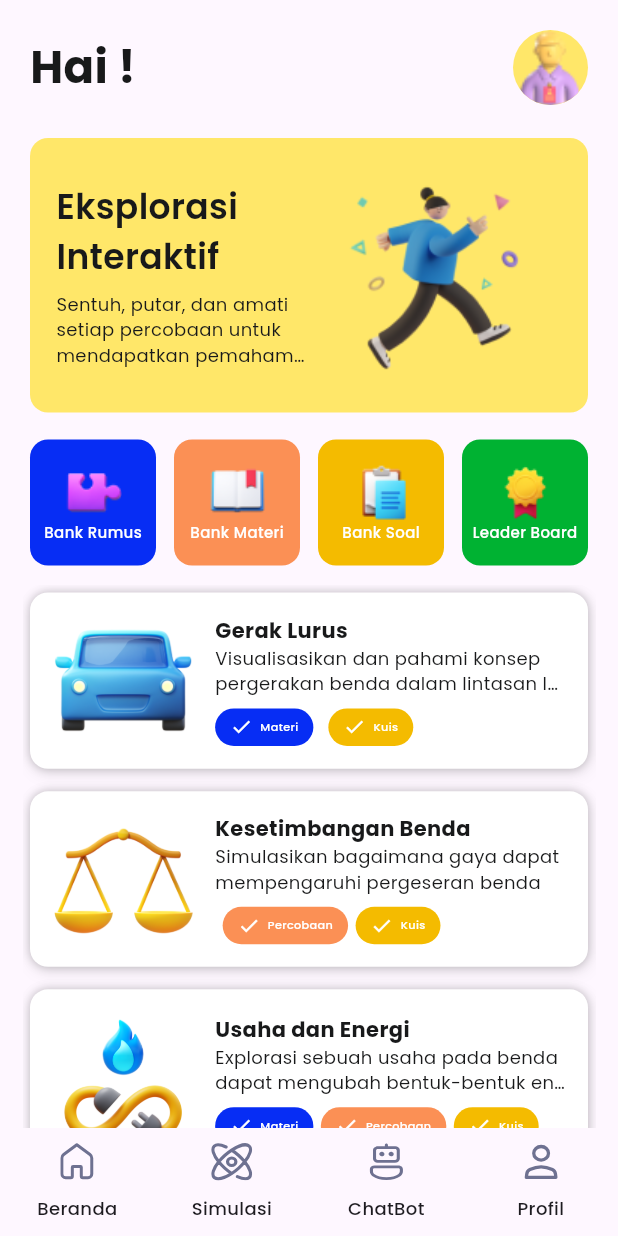
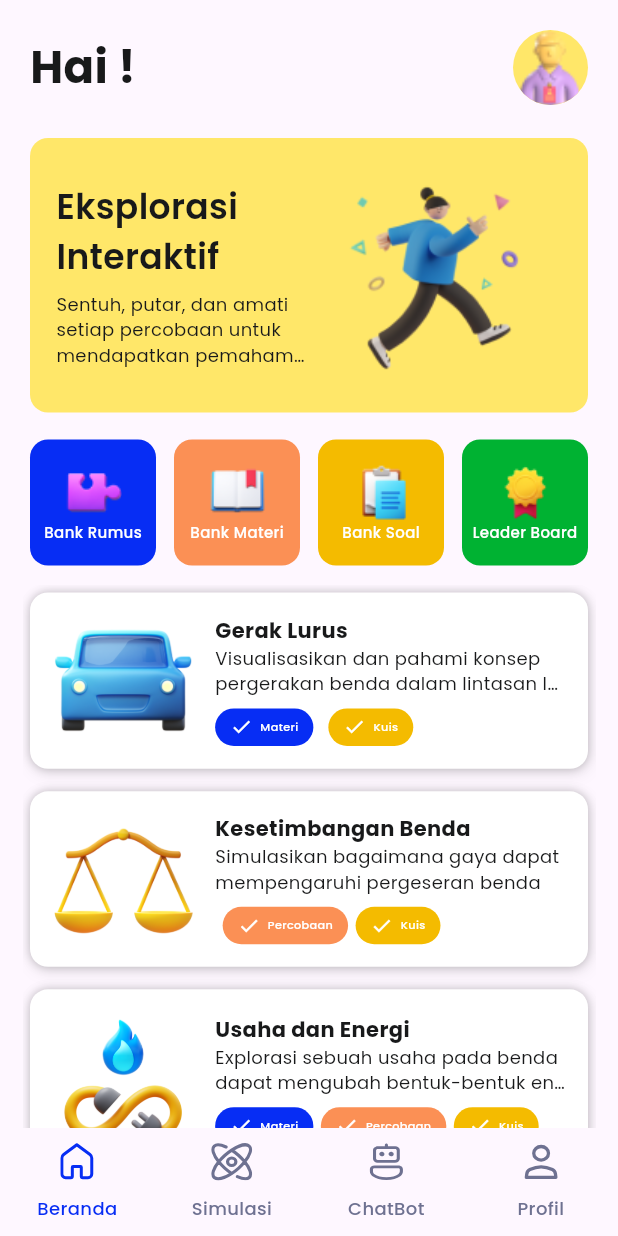
Before and after one commit to fisimate/fisimate-app, a Flutter app: the MainView screen opened by its route, on a phone screen of 412 x 824 dp. Run offline on Flutter 3.47's test engine with Material 3 defaults, Android fonts, the phone set to English and light mode, and no system bars; our stand-ins replace connectivity_plus, flutter_secure_storage, flutter_svg, gap, get; accounts and stored records are empty.

Commit message:
feat(home): add obx to bottom navbar and user first name text

```diff
--- a/lib/app/modules/main/home/views/home_view.dart
+++ b/lib/app/modules/main/home/views/home_view.dart
@@ -27,11 +27,13 @@ class HomeView extends GetView<HomeController> {
                 Row(
                   mainAxisAlignment: MainAxisAlignment.spaceBetween,
                   children: <Widget>[
-                    Text(
-                      'Hai ${controller.userFirstName.value}!',
-                      style: poppinsBold.copyWith(
-                        fontSize: 30,
-                        color: CustomColor.blackColor,
+                    Obx(
+                      () => Text(
+                        'Hai ${controller.userFirstName.value}!',
+                        style: poppinsBold.copyWith(
+                          fontSize: 30,
+                          color: CustomColor.blackColor,
+                        ),
                       ),
                     ),
                     CircleAvatar(
--- a/lib/app/modules/main/views/widgets/custom_bottom_navbar.dart
+++ b/lib/app/modules/main/views/widgets/custom_bottom_navbar.dart
@@ -1,4 +1,5 @@
 import 'package:fisimate/app/modules/main/controllers/main_controller.dart';
+import 'package:fisimate/app/theme/colors.dart';
 import 'package:fisimate/app/theme/fonts.dart';
 import 'package:flutter/material.dart';
 import 'package:flutter_svg/flutter_svg.dart';
@@ -16,22 +17,26 @@ class CustomBottomNavigationBar extends StatelessWidget {
       child: Row(
         children: <Widget>[
           _buildNavbarItem(
-            assetPath: "assets/icons/home.svg",
+            activeIconPath: "assets/icons/home_active.svg",
+            inActiveIconPath: "assets/icons/home_inactive.svg",
             label: "Beranda",
             index: 0,
           ),
           _buildNavbarItem(
-            assetPath: "assets/icons/experiment.svg",
+            activeIconPath: "assets/icons/experiment_active.svg",
+            inActiveIconPath: "assets/icons/experiment_inactive.svg",
             label: "Simulasi",
             index: 1,
           ),
           _buildNavbarItem(
-            assetPath: "assets/icons/chatbot.svg",
+            activeIconPath: "assets/icons/chatbot_active.svg",
+            inActiveIconPath: "assets/icons/chatbot_inactive.svg",
             label: "ChatBot",
             index: 2,
           ),
           _buildNavbarItem(
-            assetPath: "assets/icons/profile.svg",
+            activeIconPath: "assets/icons/profile_active.svg",
+            inActiveIconPath: "assets/icons/profile_inactive.svg",
             label: "Profil",
             index: 3,
           ),
@@ -41,30 +46,42 @@ class CustomBottomNavigationBar extends StatelessWidget {
   }
 
   Expanded _buildNavbarItem({
-    required String assetPath,
+    required String activeIconPath,
+    required String inActiveIconPath,
     required String label,
     required int index,
   }) {
+    MainController controller = Get.find<MainController>();
     return Expanded(
       child: InkResponse(
         onTap: () {
-          MainController controller = Get.find<MainController>();
           controller.changePage(index);
         },
         splashFactory: InkRipple.splashFactory,
         child: Column(
           mainAxisSize: MainAxisSize.min,
           children: <Widget>[
-            SvgPicture.asset(
-              assetPath,
-              height: 25,
+            Obx(
+              () => SvgPicture.asset(
+                controller.currentIndex.value == index
+                    ? activeIconPath
+                    : inActiveIconPath,
+                height: 25,
+              ),
             ),
             const Gap(
               10,
             ),
-            Text(
-              label,
-              style: poppinsMedium.copyWith(fontSize: 12),
+            Obx(
+              () => Text(
+                label,
+                style: poppinsMedium.copyWith(
+                  fontSize: 12,
+                  color: controller.currentIndex.value == index
+                      ? CustomColor.activeColor
+                      : CustomColor.inActiveColor,
+                ),
+              ),
             ),
           ],
         ),
--- a/lib/app/theme/colors.dart
+++ b/lib/app/theme/colors.dart
@@ -26,6 +26,10 @@ abstract class CustomColor {
   static Color darkGreyColor = const Color(0xFFB5B5B5);
   static Color backgroundColor = const Color(0xFFf2f2f2);
 
+  // Colors for Bottom Navigation Bar
+  static Color activeColor = const Color(0xff072DF4);
+  static Color inActiveColor = const Color(0xFF6E7191);
+
   // Colors on Home
   static Color bankMateri = const Color(0xffFB9055);
   static Color bankSoal = const Color(0xffF4BB00);
```
Also changed, not shown: assets/icons/chatbot_active.svg (added), assets/icons/chatbot_inactive.svg (renamed from assets/icons/chatbot.svg), assets/icons/experiment_active.svg (added), assets/icons/experiment_inactive.svg (renamed from assets/icons/experiment.svg), assets/icons/home_active.svg (added), assets/icons/home_inactive.svg (renamed from assets/icons/home.svg), assets/icons/profile_active.svg (added), assets/icons/profile_inactive.svg (renamed from assets/icons/profile.svg).
